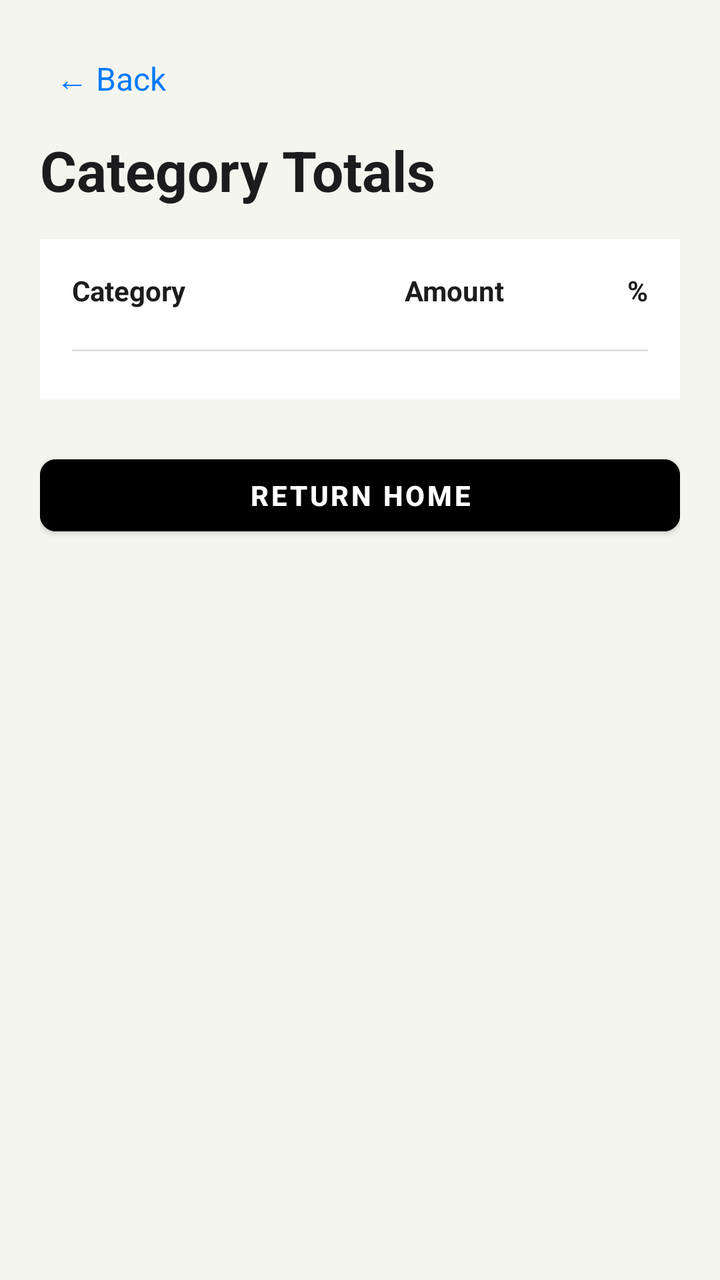
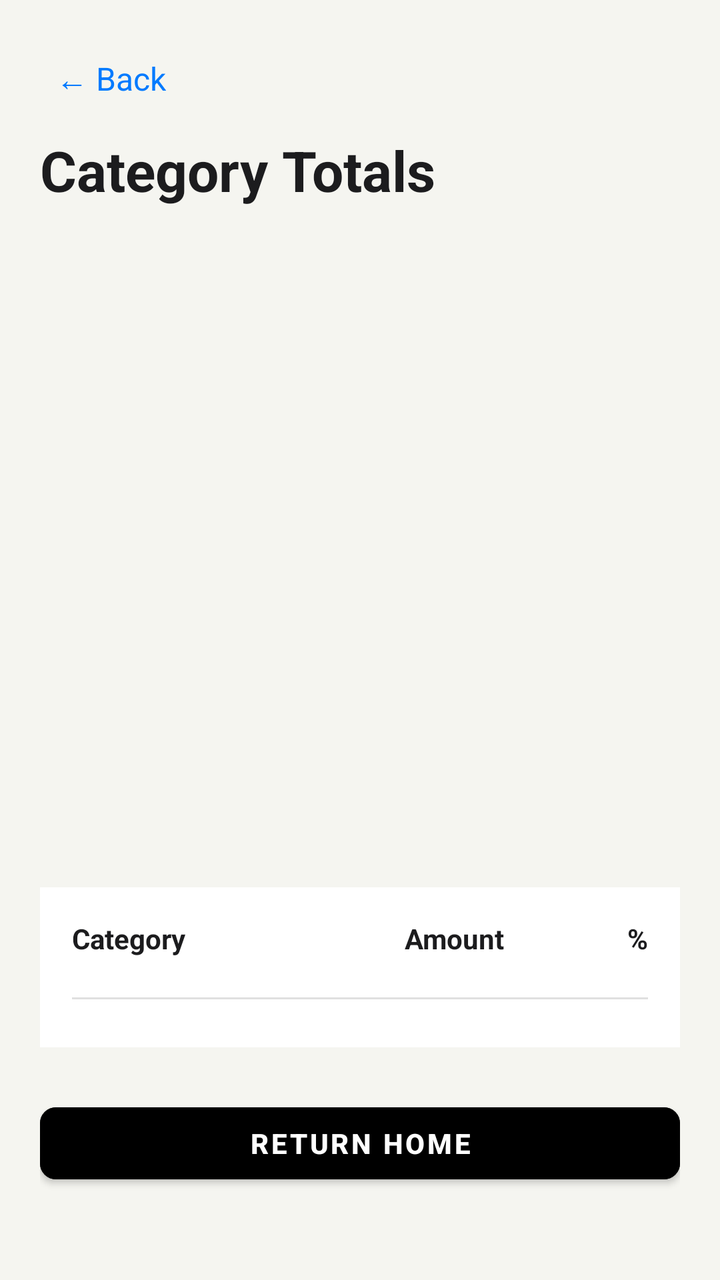

Before-and-after screenshots of an Android layout around one commit, followed by the original layout XML and the change that was made.
<!-- AndroidManifest.xml: application theme Theme.HarmonieBudget -->
<!-- res/layout/activity_category_total.xml -->
<?xml version="1.0" encoding="utf-8"?>
<LinearLayout
    xmlns:android="http://schemas.android.com/apk/res/android"
    android:layout_width="match_parent"
    android:layout_height="match_parent"
    android:orientation="vertical"
    android:background="@color/background_light"
    android:padding="20dp"
    android:paddingBottom="32dp">

    
    <TextView
        android:id="@+id/iv_back_arrow"
        android:layout_width="wrap_content"
        android:layout_height="wrap_content"
        android:text="@string/back_arrow"
        android:textSize="16sp"
        android:textColor="@color/accent_blue"
        android:padding="8dp"
        android:layout_marginBottom="8dp"
        android:clickable="true"
        android:focusable="true" />

    
    <TextView
        android:id="@+id/tv_title"
        android:layout_width="wrap_content"
        android:layout_height="wrap_content"
        android:text="@string/category_totals_title"
        android:textColor="@color/text_primary_light"
        android:textSize="28sp"
        android:textStyle="bold"
        android:layout_marginBottom="16dp" />

    
    <LinearLayout
        android:layout_width="match_parent"
        android:layout_height="wrap_content"
        android:orientation="vertical"
        android:background="@color/surface_light"
        android:padding="16dp"
        android:layout_marginBottom="24dp">

        
        <LinearLayout
            android:layout_width="match_parent"
            android:layout_height="wrap_content"
            android:orientation="horizontal"
            android:paddingBottom="12dp"
            android:layout_marginBottom="8dp">

            <TextView
                android:layout_width="0dp"
                android:layout_height="wrap_content"
                android:layout_weight="2"
                android:text="@string/table_header_category"
                android:textSize="14sp"
                android:textStyle="bold"
                android:textColor="@color/text_primary_light" />

            <TextView
                android:layout_width="0dp"
                android:layout_height="wrap_content"
                android:layout_weight="1"
                android:text="@string/table_header_amount"
                android:textSize="14sp"
                android:textStyle="bold"
                android:textColor="@color/text_primary_light"
                android:gravity="end" />

            <TextView
                android:layout_width="0dp"
                android:layout_height="wrap_content"
                android:layout_weight="1"
                android:text="@string/table_header_percentage"
                android:textSize="14sp"
                android:textStyle="bold"
                android:textColor="@color/text_primary_light"
                android:gravity="end" />

        </LinearLayout>

        
        <View
            android:layout_width="match_parent"
            android:layout_height="1dp"
            android:background="@color/border_light"
            android:layout_marginBottom="8dp" />

        
        <LinearLayout
            android:id="@+id/table_rows_container"
            android:layout_width="match_parent"
            android:layout_height="wrap_content"
            android:orientation="vertical" />

    </LinearLayout>

    
    <Button
        android:id="@+id/btn_return_home"
        style="@style/StandardButton"
        android:layout_width="match_parent"
        android:layout_height="48dp"
        android:text="@string/return_home" />

</LinearLayout>
<!-- resources referenced by this layout -->
<resources>
  <color name="accent_blue">#007AFF</color>
  <color name="background_light">#F5F5F0</color>
  <color name="border_light">#E0E0E0</color>
  <color name="surface_light">#FFFFFF</color>
  <color name="text_primary_light">#1C1C1E</color>
  <string name="back_arrow">← Back</string>
  <string name="category_totals_title">Category Totals</string>
  <string name="return_home">Return Home</string>
  <string name="table_header_amount">Amount</string>
  <string name="table_header_category">Category</string>
  <string name="table_header_percentage">%</string>
  <style name="StandardButton" parent="Widget.MaterialComponents.Button">
          <item name="android:backgroundTint">@color/button_background_standard</item>
          <item name="android:textColor">@color/button_text_standard</item>
          <item name="android:textSize">14sp</item>
          <item name="android:textStyle">bold</item>
          <item name="android:minHeight">48dp</item>
          <item name="android:minWidth">0dp</item>
          <item name="android:paddingStart">16dp</item>
          <item name="android:paddingEnd">16dp</item>
          <item name="cornerRadius">8dp</item>
      </style>
  <style name="Theme.HarmonieBudget" parent="Theme.MaterialComponents.DayNight.NoActionBar">
  
          <item name="colorPrimary">@color/purple_500</item>
          <item name="colorPrimaryVariant">@color/purple_700</item>
          <item name="colorSecondary">@color/teal_200</item>
  
          <item name="android:windowBackground">@color/background_light</item>
  
          
          <item name="android:textColor">@color/text_primary_light</item>
          <item name="android:textColorPrimary">@color/text_primary_light</item>
          <item name="android:textColorSecondary">@color/text_secondary_light</item>
          <item name="android:textColorHint">@color/text_hint_light</item>
  
          <item name="colorControlNormal">@color/text_secondary_light</item>
          <item name="colorControlActivated">@color/accent_blue</item>
          <item name="colorButtonNormal">@color/button_background_standard</item>
  
          <item name="cardViewStyle">@style/CardViewLight</item>
  
      </style>
  <color name="button_background_standard">#000000</color>
  <color name="button_text_standard">#FFFFFF</color>
  <color name="purple_500">#FF6200EE</color>
  <color name="purple_700">#FF3700B3</color>
  <color name="teal_200">#FF03DAC5</color>
  <color name="text_secondary_light">#8E8E93</color>
  <color name="text_hint_light">#C7C7CC</color>
  <style name="CardViewLight" parent="CardView">
          <item name="cardBackgroundColor">@color/surface_light</item>
          <item name="cardElevation">1dp</item>
          <item name="cardCornerRadius">12dp</item>
      </style>
</resources>

<!-- the commit's change to res/layout/activity_category_total.xml (unified diff, before → after) -->
@@ -31,6 +31,13 @@
         android:textSize="28sp"
         android:textStyle="bold"
         android:layout_marginBottom="16dp" />
+
+    
+    <FrameLayout
+        android:id="@+id/pie_container"
+        android:layout_width="match_parent"
+        android:layout_height="300dp"
+        android:layout_marginBottom="24dp" />
 
     
     <LinearLayout
